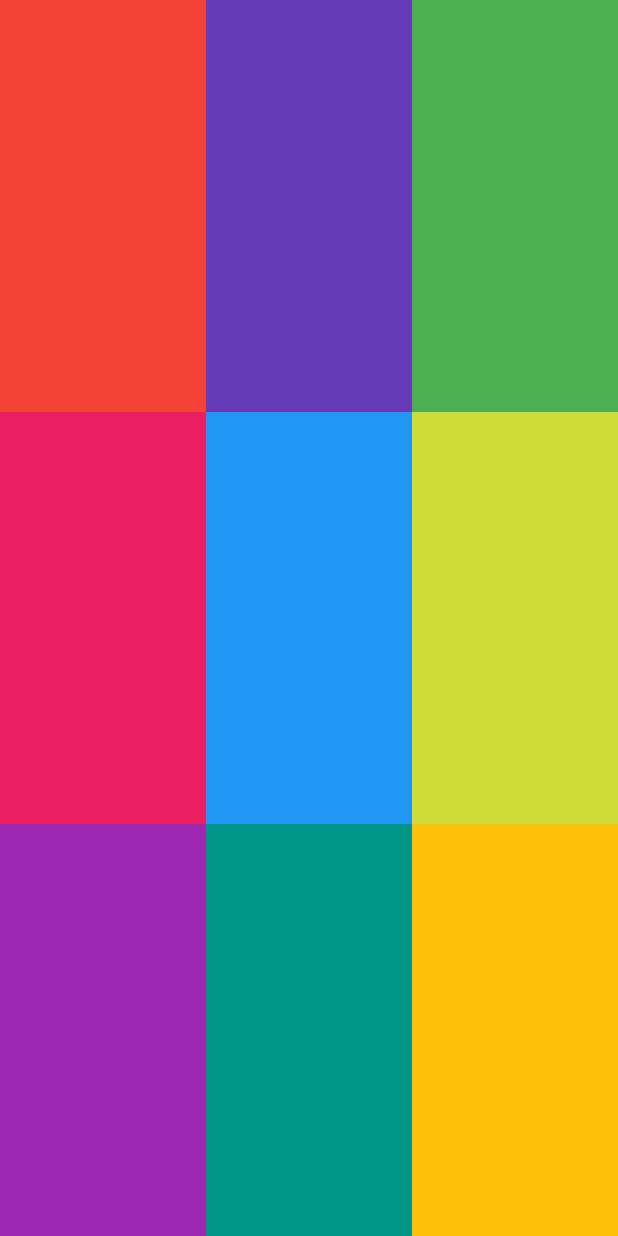
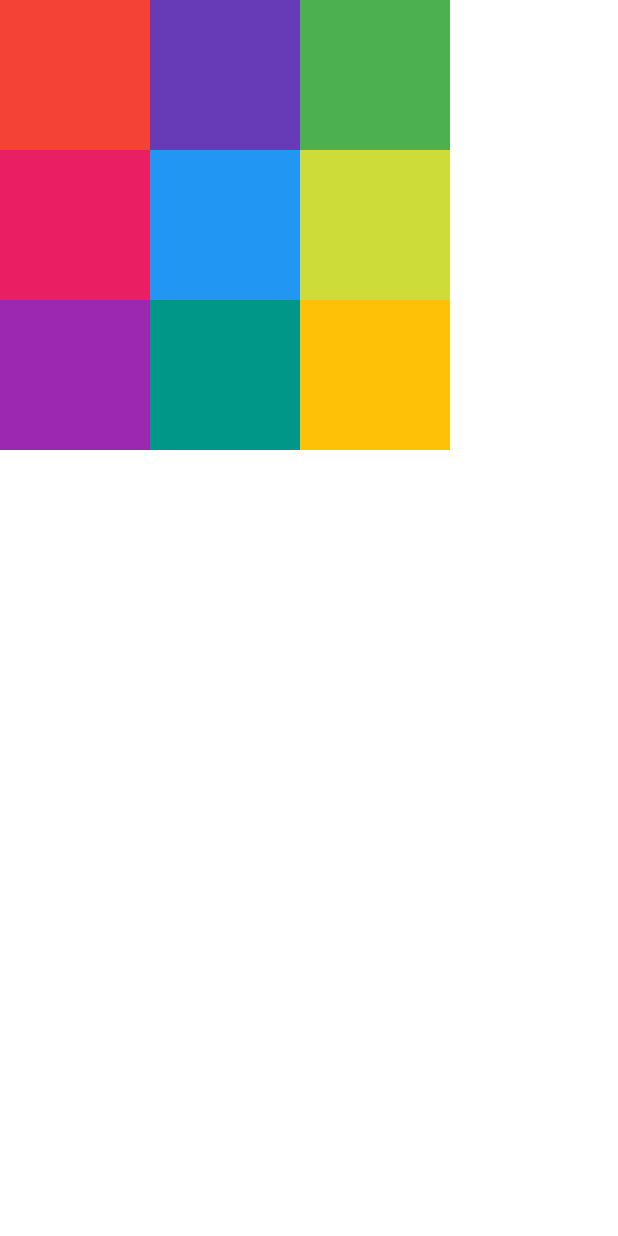
Before and after one commit to DDing77/FastCampus, an Android app: the layout practice_03.xml on its own in the app's theme, with its tools: preview values and no code run, on a phone screen of 412 x 824 dp. Run offline under Robolectric (Android 15) with nearby library versions, the phone set to English and light mode, and no system bars.

Commit message:
Update practice_03.xml

```diff
--- a/app/src/main/res/layout/practice_03.xml
+++ b/app/src/main/res/layout/practice_03.xml
@@ -1,8 +1,8 @@
 <?xml version="1.0" encoding="utf-8"?>
 <LinearLayout xmlns:android="http://schemas.android.com/apk/res/android"
     android:orientation="horizontal"
-    android:layout_width="match_parent"
-    android:layout_height="match_parent">
+    android:layout_width="300dp"
+    android:layout_height="300dp">
 
     <LinearLayout
         android:layout_width="0dp"
```
